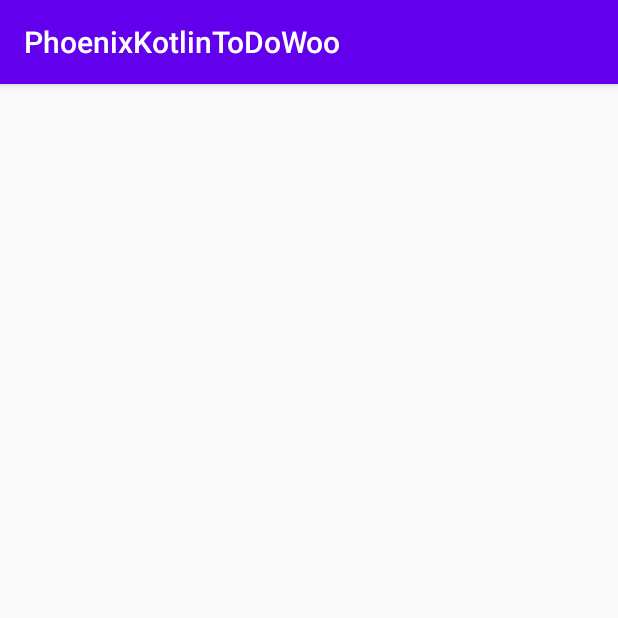
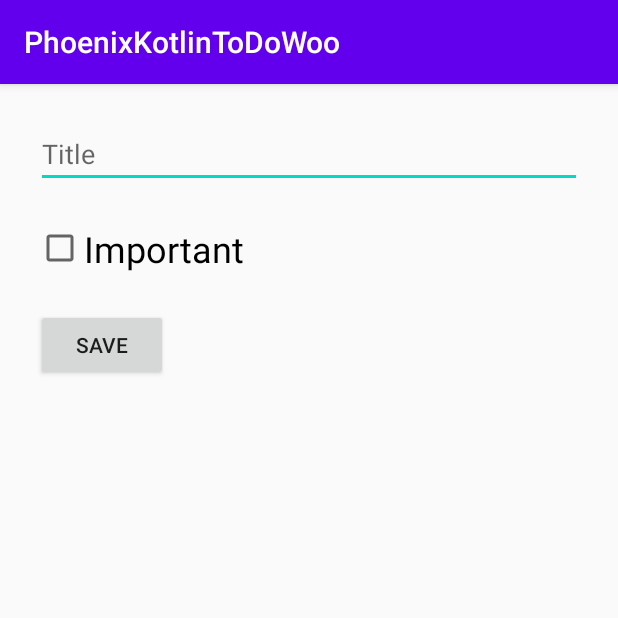
Before and after one commit to Jitgitbit/kotlin_exercise_four, an Android app: the CreateToDoActivity screen opened directly, with no data from a screen before it, on a phone screen of 412 x 824 dp, the top half of it. Run offline under Robolectric (Android 15) with nearby library versions, the phone set to English and light mode, and no system bars.

Commit message:
create to do design

```diff
--- a/app/src/main/java/com/example/phoenixkotlintodowoo/MainActivity.kt
+++ b/app/src/main/java/com/example/phoenixkotlintodowoo/MainActivity.kt
@@ -17,6 +17,7 @@ class MainActivity : AppCompatActivity() {
 
         findViewById<FloatingActionButton>(R.id.fab).setOnClickListener { view ->
             val intent = Intent(this,CreateToDoActivity::class.java)
+            startActivity(intent)
         }
     }
 
--- a/app/src/main/res/layout/activity_create_to_do.xml
+++ b/app/src/main/res/layout/activity_create_to_do.xml
@@ -6,4 +6,38 @@
     android:layout_height="match_parent"
     tools:context=".CreateToDoActivity">
 
+    <EditText
+        android:id="@+id/titleEditText"
+        android:layout_width="0dp"
+        android:layout_height="wrap_content"
+        android:layout_marginStart="24dp"
+        android:layout_marginLeft="24dp"
+        android:layout_marginTop="24dp"
+        android:layout_marginEnd="24dp"
+        android:layout_marginRight="24dp"
+        android:ems="10"
+        android:hint="Title"
+        android:inputType="textPersonName"
+        app:layout_constraintEnd_toEndOf="parent"
+        app:layout_constraintStart_toStartOf="parent"
+        app:layout_constraintTop_toTopOf="parent" />
+
+    <CheckBox
+        android:id="@+id/importantCheckBox"
+        android:layout_width="0dp"
+        android:layout_height="wrap_content"
+        android:layout_marginTop="24dp"
+        android:text="Important"
+        android:textSize="24sp"
+        app:layout_constraintStart_toStartOf="@+id/titleEditText"
+        app:layout_constraintTop_toBottomOf="@+id/titleEditText" />
+
+    <Button
+        android:id="@+id/saveButton"
+        android:layout_width="0dp"
+        android:layout_height="wrap_content"
+        android:layout_marginTop="24dp"
+        android:text="Save"
+        app:layout_constraintStart_toStartOf="@+id/importantCheckBox"
+        app:layout_constraintTop_toBottomOf="@+id/importantCheckBox" />
 </androidx.constraintlayout.widget.ConstraintLayout>
```
Also changed, not shown: 1 other file.
